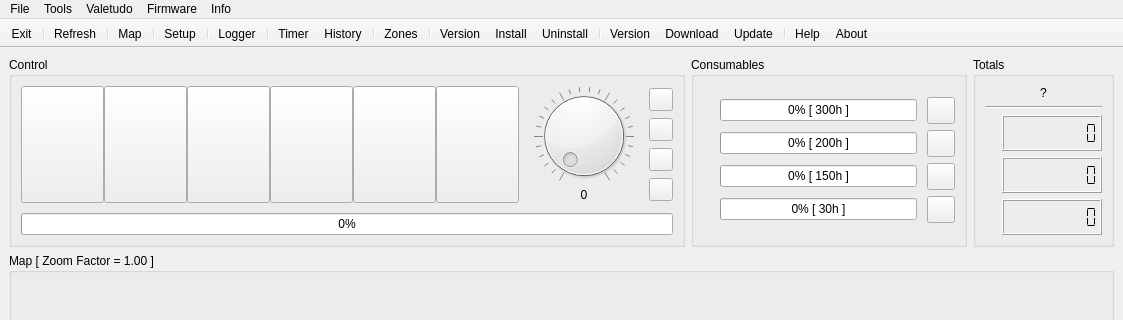
LazyT/rrcc, file res/ui/mainwindow.ui: the form before one commit; both pictures show x 0 to 1123 and y 0 to 320 of the 1123 by 533 pixel window.
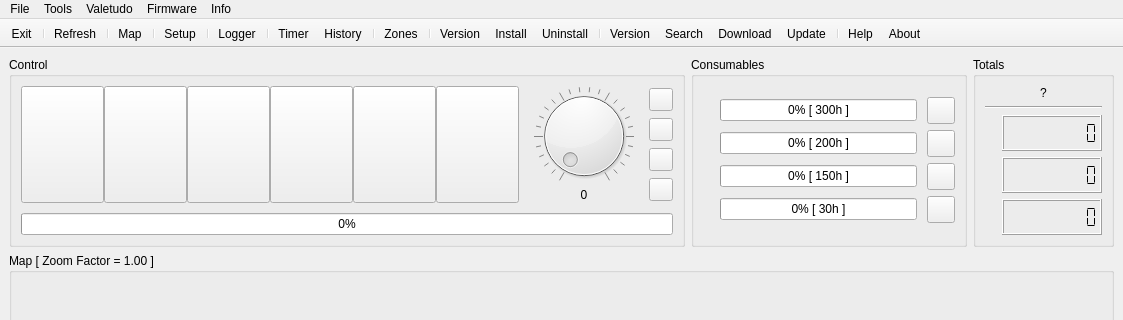
The form after the commit. Icons and pictures are not drawn.

What changed in the file:
```diff
--- a/res/ui/mainwindow.ui
+++ b/res/ui/mainwindow.ui
@@ -814,6 +814,7 @@
    <addaction name="actionValetudoUninstall"/>
    <addaction name="separator"/>
    <addaction name="actionCheckFirmware"/>
+   <addaction name="actionSearchFirmware"/>
    <addaction name="actionDownloadFirmware"/>
    <addaction name="actionUpdateFirmware"/>
    <addaction name="separator"/>
```
